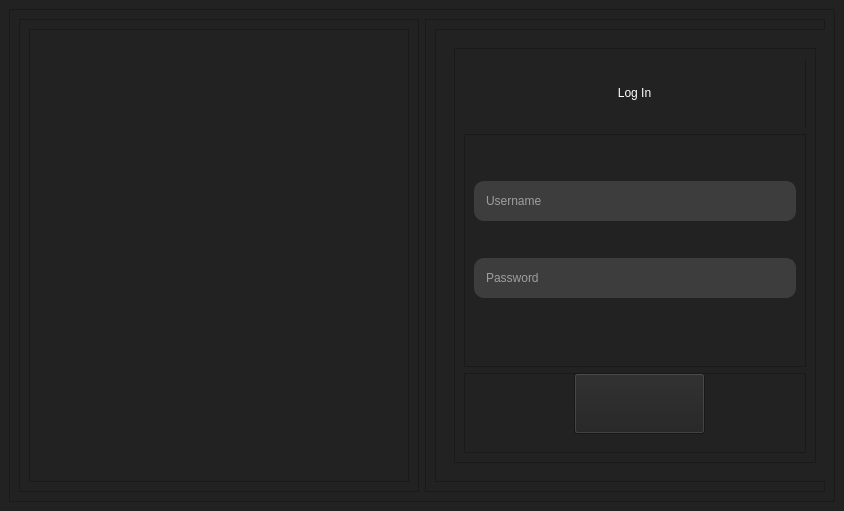
Above: icons/start.ui from Manjus17/project_EV before the change. Below: the same form after it.
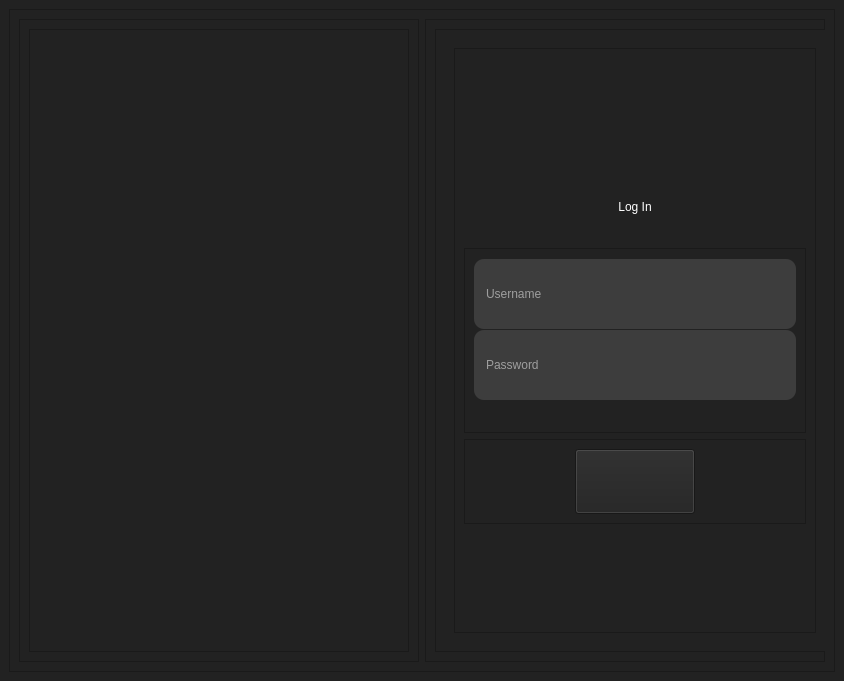
That is the form after the change. The open tabs and pages were chosen to show the change. Icons and pictures are not drawn.

```diff
--- a/icons/start.ui
+++ b/icons/start.ui
@@ -217,7 +217,7 @@
                          <property name="minimumSize">
                           <size>
                            <width>100</width>
-                           <height>45</height>
+                           <height>55</height>
                           </size>
                          </property>
                          <property name="maximumSize">
@@ -261,8 +261,8 @@
                            <widget class="QPushButton" name="pushButton_2">
                             <property name="minimumSize">
                              <size>
-                              <width>70</width>
-                              <height>40</height>
+                              <width>80</width>
+                              <height>50</height>
                              </size>
                             </property>
                             <property name="maximumSize">
@@ -374,10 +374,16 @@
                               <rect>
                                <x>0</x>
                                <y>0</y>
-                               <width>311</width>
-                               <height>61</height>
+                               <width>338</width>
+                               <height>60</height>
                               </rect>
                              </property>
+                             <property name="minimumSize">
+                              <size>
+                               <width>0</width>
+                               <height>60</height>
+                              </size>
+                             </property>
                              <property name="styleSheet">
                               <string notr="true">color: rgb(255, 255, 255);
 font: 75 26pt &quot;MS Shell Dlg 2&quot;;
@@ -412,7 +418,7 @@
                                <property name="minimumSize">
                                 <size>
                                  <width>0</width>
-                                 <height>30</height>
+                                 <height>60</height>
                                 </size>
                                </property>
                                <property name="styleSheet">
@@ -433,7 +439,7 @@
                                <property name="minimumSize">
                                 <size>
                                  <width>0</width>
-                                 <height>30</height>
+                                 <height>60</height>
                                 </size>
                                </property>
                                <property name="styleSheet">
@@ -454,7 +460,7 @@
                                <property name="minimumSize">
                                 <size>
                                  <width>0</width>
-                                 <height>30</height>
+                                 <height>60</height>
                                 </size>
                                </property>
                                <property name="styleSheet">
@@ -475,7 +481,7 @@
                                <property name="minimumSize">
                                 <size>
                                  <width>0</width>
-                                 <height>30</height>
+                                 <height>60</height>
                                 </size>
                                </property>
                                <property name="styleSheet">
@@ -496,7 +502,7 @@
                                <property name="minimumSize">
                                 <size>
                                  <width>0</width>
-                                 <height>30</height>
+                                 <height>60</height>
                                 </size>
                                </property>
                                <property name="styleSheet">
@@ -558,8 +564,8 @@
                            <widget class="QPushButton" name="pushButton_6">
                             <property name="minimumSize">
                              <size>
-                              <width>0</width>
-                              <height>45</height>
+                              <width>100</width>
+                              <height>65</height>
                              </size>
                             </property>
                             <property name="styleSheet">
@@ -651,7 +657,7 @@
                     <enum>QFrame::Raised</enum>
                    </property>
                    <layout class="QVBoxLayout" name="verticalLayout_7">
-                    <item alignment="Qt::AlignTop">
+                    <item alignment="Qt::AlignBottom">
                      <widget class="QFrame" name="frame_18">
                       <property name="minimumSize">
                        <size>
@@ -670,7 +676,7 @@
                         <rect>
                          <x>0</x>
                          <y>0</y>
-                         <width>341</width>
+                         <width>342</width>
                          <height>70</height>
                         </rect>
                        </property>
@@ -696,7 +702,7 @@
                     <item>
                      <widget class="QFrame" name="frame_19">
                       <property name="sizePolicy">
-                       <sizepolicy hsizetype="Preferred" vsizetype="Expanding">
+                       <sizepolicy hsizetype="Preferred" vsizetype="Preferred">
                         <horstretch>0</horstretch>
                         <verstretch>0</verstretch>
                        </sizepolicy>
@@ -719,7 +725,7 @@
                          <property name="minimumSize">
                           <size>
                            <width>0</width>
-                           <height>40</height>
+                           <height>70</height>
                           </size>
                          </property>
                          <property name="styleSheet">
@@ -740,7 +746,7 @@
                          <property name="minimumSize">
                           <size>
                            <width>0</width>
-                           <height>40</height>
+                           <height>70</height>
                           </size>
                          </property>
                          <property name="styleSheet">
@@ -759,11 +765,11 @@
                       </layout>
                      </widget>
                     </item>
-                    <item>
+                    <item alignment="Qt::AlignTop">
                      <widget class="QFrame" name="frame_20">
                       <property name="minimumSize">
                        <size>
-                        <width>0</width>
+                        <width>200</width>
                         <height>80</height>
                        </size>
                       </property>
@@ -773,14 +779,20 @@
                       <property name="frameShadow">
                        <enum>QFrame::Raised</enum>
                       </property>
+                      <layout class="QGridLayout" name="gridLayout_9">
+                       <item row="0" column="0">
                       <widget class="QPushButton" name="pushButton_7">
-                       <property name="geometry">
-                        <rect>
-                         <x>110</x>
-                         <y>0</y>
-                         <width>131</width>
-                         <height>61</height>
-                        </rect>
+                         <property name="minimumSize">
+                          <size>
+                           <width>100</width>
+                           <height>65</height>
+                          </size>
+                         </property>
+                         <property name="maximumSize">
+                          <size>
+                           <width>120</width>
+                           <height>70</height>
+                          </size>
                        </property>
                        <property name="styleSheet">
                         <string notr="true">border-image: url(:/newPrefix/button_1.png);</string>
@@ -789,6 +801,8 @@
                         <string/>
                        </property>
                       </widget>
+                       </item>
+                      </layout>
                      </widget>
                     </item>
                    </layout>
```
Lines whose indentation alone changed are shown as unchanged.
